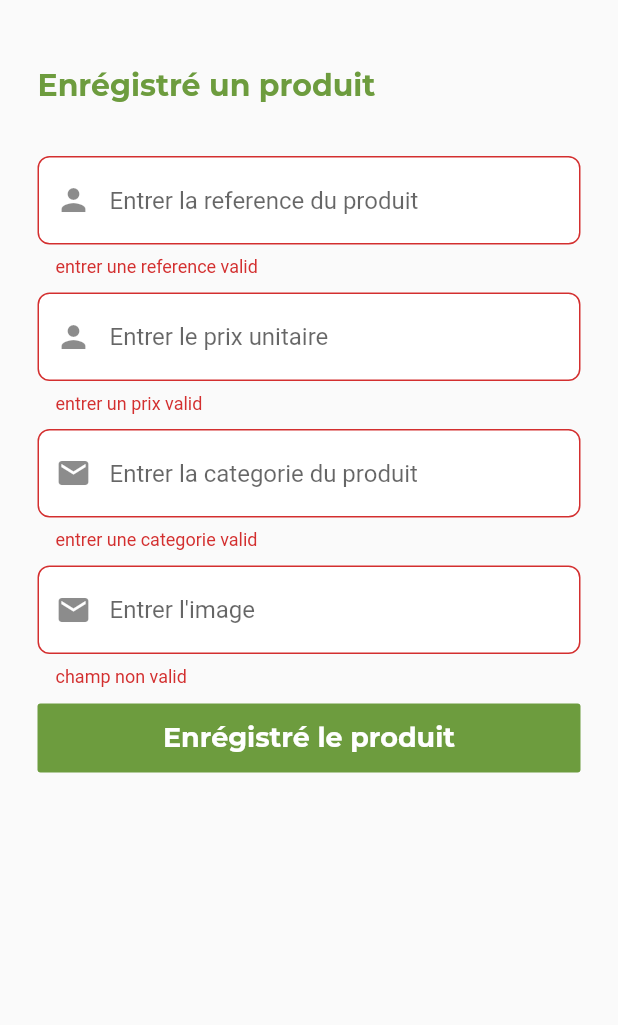
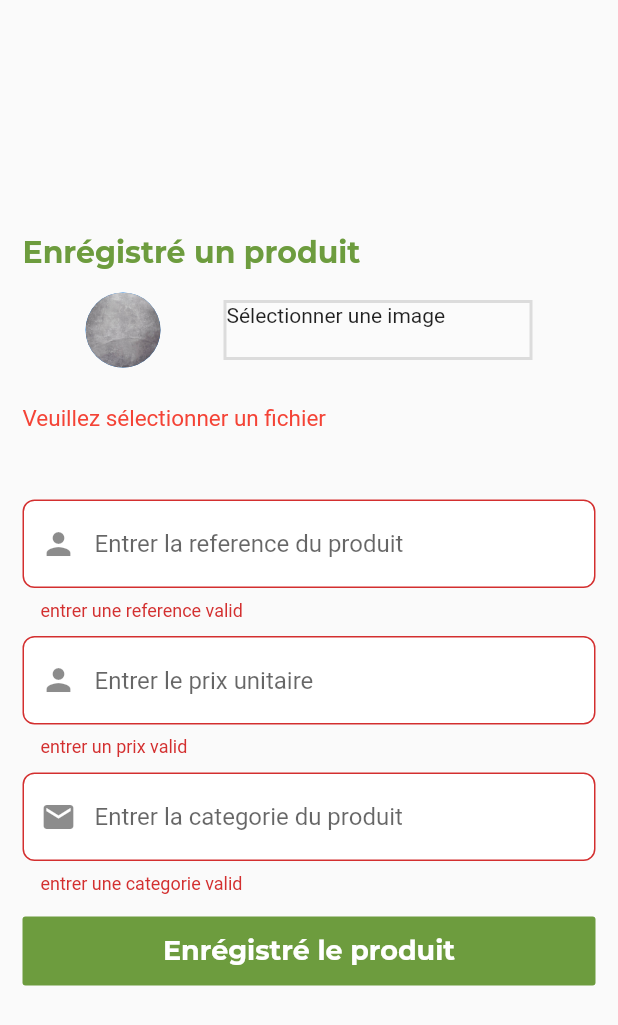
Before and after one commit to medard754/projet-weSave, a Flutter app: the CreateProduit screen opened directly, after a tap on "Enrégistré le produit", on a phone screen of 412 x 824 dp. Shown: the top 1025 px of the screen. Run offline on Flutter 3.47's test engine with Material 2 defaults, Android fonts, the phone set to English and light mode, and no system bars; our stand-ins replace cloud_firestore, country_code_picker, file_picker, firebase_auth, firebase_core, firebase_storage and 8 more; missing offline and left inert: auto_reload; accounts and stored records are empty; project files that could hold a hidden picture were left out.

Commit message:
update dashboard et formulaire produit

```diff
--- a/lib/Home/dashboard/produit.dart/createform.dart
+++ b/lib/Home/dashboard/produit.dart/createform.dart
@@ -15,7 +15,7 @@ class _CreateProduitState extends State<CreateProduit> {
   final AuthService _authService = AuthService();
   final FirebaseServices _firebaseServices = FirebaseServices();
   final DatabaseService _databaseService = DatabaseService();
-
+  File? photosource;
   final Produit _produit = Produit();
   bool loading = false;
   String error = '';
@@ -36,29 +36,31 @@ class _CreateProduitState extends State<CreateProduit> {
 
   @override
   Widget build(BuildContext context) {
-
     return loading
         ? Loading()
         : Scaffold(
-            body: new Container(
+            body: Stack(
                 // decoration: BoxDecoration(
                 //     image: DecorationImage(
                 //         image: AssetImage("assets/img/panier2.jpg"),
                 //         fit: BoxFit.cover)),
-            child: ListView(
-              physics: BouncingScrollPhysics(),
-              padding: EdgeInsets.fromLTRB(
-                  defaultPadding,
-                  defaultPadding,
-                  defaultPadding,
-                  MediaQuery.of(context).padding.bottom + defaultPadding),
-              children: [_formbody()],
-            ),
-          ));
+                children: [
+                _formbody(context),
+                //   ListView(
+                //   physics: BouncingScrollPhysics(),
+                //   padding: EdgeInsets.fromLTRB(
+                //       defaultPadding,
+                //       defaultPadding,
+                //       defaultPadding,
+                //       MediaQuery.of(context).padding.bottom + defaultPadding),
+                //   children: [],
+                // ),
+              ]));
   }
 
-  Widget _formbody() {
-    final imageName = (file != null) ? basename(file!.path) : "Aucun fichier sélectionner";
+  Widget _formbody(context) {
+    final imageName =
+        (file != null) ? basename(file!.path) : "Aucun fichier sélectionner";
     return Form(
         key: _formKey,
         child: Padding(
@@ -67,6 +69,15 @@ class _CreateProduitState extends State<CreateProduit> {
             mainAxisAlignment: MainAxisAlignment.center,
             crossAxisAlignment: CrossAxisAlignment.start,
             children: [
+              Text(
+                "Enrégistré un produit",
+                style: TextStyle(
+                    color: Couleur.color,
+                    fontWeight: FontWeight.bold,
+                    fontSize: 20,
+                    fontFamily: "Montserrat"),
+                textAlign: TextAlign.center,
+              ),
               /* ButtonWidget(
                     icon: Icons.attach_file,
                     text: "Sélectionner une image",
@@ -80,21 +91,38 @@ class _CreateProduitState extends State<CreateProduit> {
                     onTap: uploadFile),
                 SizedBox(height: 10.0),
                 task != null ? buildUploadstatus(task!) : Container(),*/
+              Container(
+                height: 80,
+                child: Row(
+                  mainAxisAlignment: MainAxisAlignment.spaceEvenly,
+                  children: [
+                    CircleAvatar(
+                      radius: 25,
+                      backgroundImage: file != null
+                          ? AssetImage(file!.path)
+                          : AssetImage("assets/img/panier2.jpg"),
+                    ),
+                    GestureDetector(
+                        onTap: selectImage,
+                        child: Container(
+                            height: 40,
+                            width: MediaQuery.of(context).size.width / 2,
+                            child: Text("Sélectionner une image"),
+                            decoration: BoxDecoration(
+                                color: Colors.white10,
+                                border: Border.all(
+                                    color: Colors.black12,
+                                    style: BorderStyle.solid,
+                                    width: 2))))
+                  ],
+                ),
+              ),
               SizedBox(height: 10.0),
-                doesAnFileSlected
+              !doesAnFileSlected
                   ? Text("Veuillez sélectionner un fichier",
                       style: TextStyle(color: Colors.red, fontSize: 15))
                   : Container(),
               SizedBox(height: 10),
-              Text(
-                "Enrégistré un produit",
-                style: TextStyle(
-                    color: Couleur.color,
-                    fontWeight: FontWeight.bold,
-                    fontSize: 20,
-                    fontFamily: "Montserrat"),
-                textAlign: TextAlign.center,
-              ),
               const SizedBox(
                 height: 10,
               ),
@@ -155,59 +183,24 @@ class _CreateProduitState extends State<CreateProduit> {
                   icon: Icons.mail,
                   max: 2,
                   min: 1),
-              const SizedBox(height: defaultPadding),
-              CustomInput(
-                  title: "Image",
-                  placeholder: "Entrer l'image",
-                  obscure: false,
-                  err: "champ non valid",
-                  validator: (e) {
-                    if (e == null || e.isEmpty) {
-                      return "champ non valid";
-                    }
-                  },
-                  onSaved: (e) {
-                    setState(() {
-                      url_img = e;
-                    });
-                  },
-                  icon: Icons.mail,
-                  max: 2,
-                  min: 1),
-              const SizedBox(height: defaultPadding),
+              const SizedBox(height: defaultPadding + 4),
               FlatButton(
                   minWidth: double.infinity,
                   padding: const EdgeInsets.only(top: 12, bottom: 12),
                   color: Couleur.color,
                   onPressed: () async {
-                    /* _firebaseServices.UserDetails(
-                        nom: nom,
-                        prenoms: prenoms,
-                        telephone: 97558241,
-                        email: mail,
-                        password: password);*/
-
                     if (_formKey.currentState!.validate()) {
                       setState(() {
                         //loading = true;
                       });
-                      print(reference);
-                      print(pu);
-                      print(libelle);
-                      print(url_img);
+                      dynamic url_img = uploadFile();
+
                       final produit = Produit(
                           reference: reference,
                           pu: pu,
                           codeCat: libelle,
                           url_img: url_img);
                       _produit.createProduit(produit: produit);
-                      // final user = AppUser(
-                      //     nom: nom,
-                      //     prenoms: prenoms,
-                      //     telephone: 90201107,
-                      //     email: mail,
-                      //     password: password);
-
                     }
                   },
                   child: Text("Enrégistré le produit",
@@ -221,7 +214,9 @@ class _CreateProduitState extends State<CreateProduit> {
           ),
         ));
   }
+
   Future selectImage() async {
+    //final photosource= awiat
     final result = await FilePicker.platform.pickFiles(allowMultiple: false);
     if (result == null) return;
     final path = result.files.single.path!;
@@ -229,7 +224,8 @@ class _CreateProduitState extends State<CreateProduit> {
       file = File(path);
     });
   }
-  Future uploadFile() async {
+
+  Future<dynamic> uploadFile() async {
     if (file == null) {
       setState(() {
         doesAnFileSlected = true;
@@ -241,12 +237,12 @@ class _CreateProduitState extends State<CreateProduit> {
     task = FirebaseApi.upload(destination, file!);
     setState(() {});
     if (task == null) return;
-    ;
     final snapShot = await task!.whenComplete(() {});
-    final url = await snapShot.ref.getDownloadURL();
-    await _databaseService.createPost(imageName);
-    Get.back();
+    String url = await snapShot.ref.getDownloadURL();
+
+    return  url;
   }
+
   buildUploadstatus(UploadTask task) => StreamBuilder<TaskSnapshot>(
       stream: task.snapshotEvents,
       builder: (context, snapShot) {
--- a/pubspec.yaml
+++ b/pubspec.yaml
@@ -65,6 +65,7 @@ dependencies:
   auto_reload: ^1.1.0
   path: ^1.8.1
   file_picker: ^4.6.1
+  image_picker: ^0.8.5+3
 
 dev_dependencies:
   flutter_test:
```
Also changed, not shown: lib/Home/dashboard/client/allform.dart (+63 -154 lines), lib/Home/dashboard/client/createform.dart (+4 -11 lines), lib/Home/dashboard/dashboard.dart (+31 -20 lines), lib/Services/database.dart (+18 -19 lines), pubspec.lock, 2 other files. Lines whose indentation alone changed are shown as unchanged.
